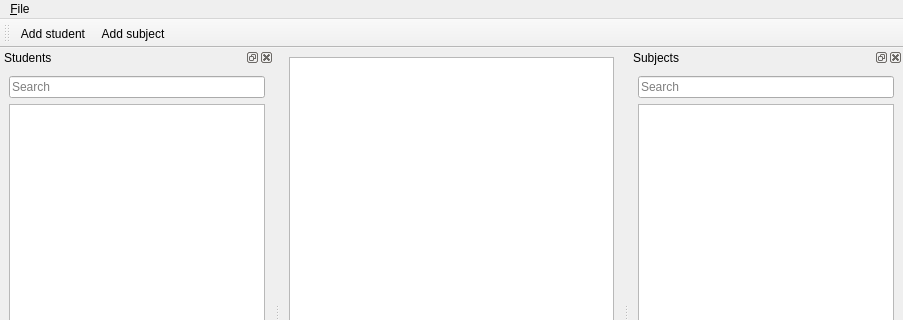
Qt form ui/mainwindow.ui (PKliska/IBscheduler) before a commit; both pictures show x 0 to 903 and y 0 to 320 of the 903 by 600 pixel window.
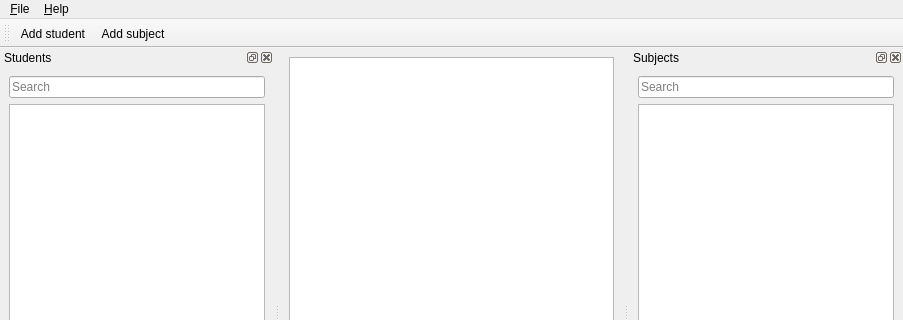
The same form after that commit.

What changed in the file:
```diff
--- a/ui/mainwindow.ui
+++ b/ui/mainwindow.ui
@@ -38,7 +38,14 @@
     <addaction name="actionSave"/>
     <addaction name="actionQuit"/>
    </widget>
+   <widget class="QMenu" name="menuHelp">
+    <property name="title">
+     <string>&amp;Help</string>
+    </property>
+    <addaction name="actionAbout"/>
+   </widget>
    <addaction name="menuFile"/>
+   <addaction name="menuHelp"/>
   </widget>
   <widget class="QStatusBar" name="statusbar"/>
   <widget class="QDockWidget" name="studentsDock">
```
Left out of the diff: 7 changed lines with no effect on the pictures.
